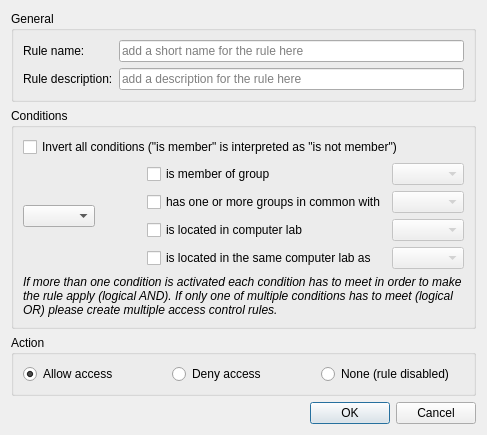
veyon/veyon, file configurator/forms/AccessControlRuleEditDialog.ui: the form before one commit.
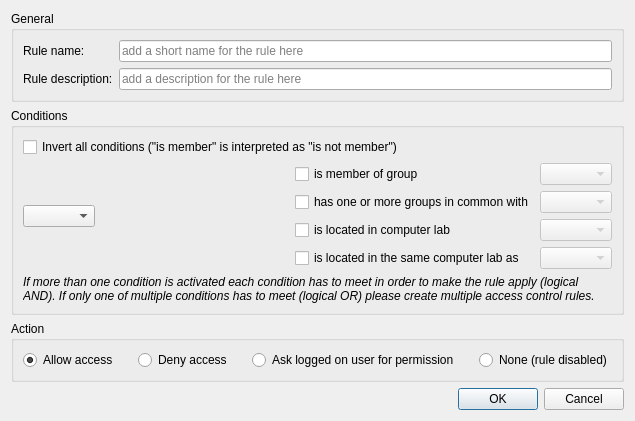
The form after the commit.

Commit message: Configurator: AccessControlRuleEditDialog: implement ActionAskForPermission

What changed in the file:
```diff
--- a/configurator/forms/AccessControlRuleEditDialog.ui
+++ b/configurator/forms/AccessControlRuleEditDialog.ui
@@ -172,6 +172,9 @@
       <string>Action</string>
      </property>
      <layout class="QHBoxLayout" name="horizontalLayout_2">
+      <property name="spacing">
+       <number>20</number>
+      </property>
       <item>
        <widget class="QRadioButton" name="actionAllowRadioButton">
         <property name="text">
@@ -195,6 +198,16 @@
         </attribute>
        </widget>
       </item>
+      <item>
+       <widget class="QRadioButton" name="actionAskForPermissionRadioButton">
+        <property name="text">
+         <string>Ask logged on user for permission</string>
+        </property>
+        <attribute name="buttonGroup">
+         <string notr="true">actionButtonGroup</string>
+        </attribute>
+       </widget>
+      </item>
       <item>
        <widget class="QRadioButton" name="actionNoneRadioButton">
         <property name="text">
```
The commit also changes 2 other files.
